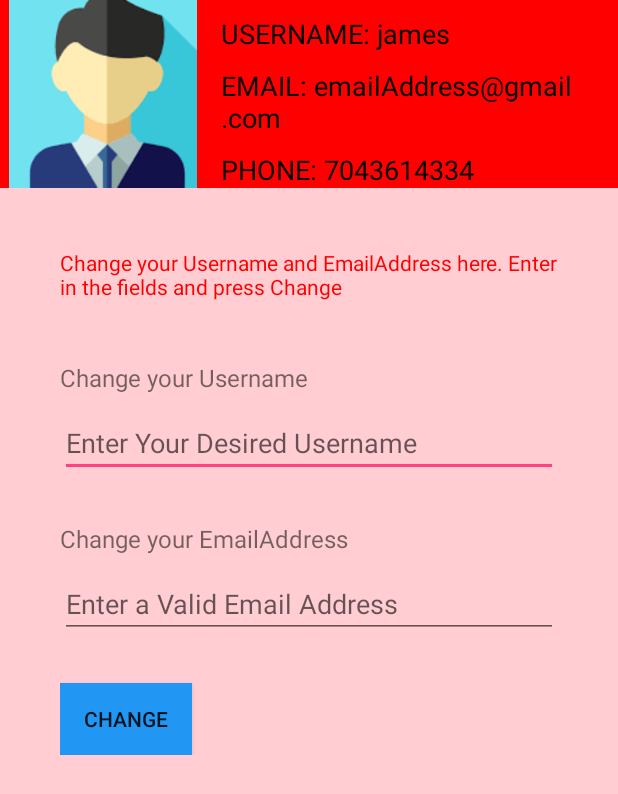
After one commit to gravityvi/HiltonChina, an Android app: the layout fragment_settings.xml on its own in the app's theme, with its tools: preview values and no code run, on a phone screen of 412 x 824 dp. The commit adds this screen. Shown: the top 794 px of the screen. Run offline under Robolectric (Android 15) with nearby library versions, the phone set to English and light mode, and no system bars.

Commit message:
added the user profile fragment and the functionality to change username and Email

```diff
--- a/app/build.gradle
+++ b/app/build.gradle
@@ -43,4 +43,6 @@ dependencies {
 
 
 
+
+
 apply plugin: 'com.google.gms.google-services'
--- a/app/src/main/AndroidManifest.xml
+++ b/app/src/main/AndroidManifest.xml
@@ -11,7 +11,9 @@
         android:roundIcon="@mipmap/ic_launcher_round"
         android:supportsRtl="true"
         android:theme="@style/AppTheme">
-        <activity android:name=".MainActivity"></activity>
+        <activity android:name=".MainActivity">
+
+        </activity>
         <activity android:name=".Home">
             <intent-filter>
                 <action android:name="android.intent.action.MAIN" />
--- /dev/null
+++ b/app/src/main/res/layout/fragment_settings.xml
@@ -0,0 +1,112 @@
+<RelativeLayout xmlns:android="http://schemas.android.com/apk/res/android"
+    xmlns:tools="http://schemas.android.com/tools"
+    android:layout_width="match_parent"
+    android:layout_height="match_parent"
+    tools:context="com.example.ravi.hiltonadmin.SettingsFragment">
+
+   <LinearLayout
+       android:id="@+id/lHeader_Settings"
+       android:background="#ff0000"
+       android:layout_width="match_parent"
+       android:orientation="horizontal"
+       android:layout_height="125dp">
+       <ImageView
+           android:layout_weight="2"
+           android:src="@drawable/user_image"
+           android:layout_width="match_parent"
+           android:layout_height="match_parent" />
+       <LinearLayout
+           android:paddingLeft="10dp"
+           android:paddingBottom="5dp"
+           android:layout_weight="1"
+           android:orientation="vertical"
+           android:layout_width="match_parent"
+           android:layout_height="match_parent">
+
+           <TextView
+               android:id="@+id/tUsername_Settings"
+               android:layout_marginTop="10dp"
+               android:textColor="#000"
+               android:textSize="18dp"
+               android:text="USERNAME: james"
+               android:layout_width="match_parent"
+               android:layout_height="wrap_content" />
+            <TextView
+                android:id="@+id/tEmail_Settings"
+                android:textSize="18dp"
+                android:textColor="#000"
+                android:text="EMAIL: emailAddress@gmail.com "
+                android:layout_marginTop="10dp"
+                android:layout_width="match_parent"
+                android:layout_height="wrap_content" />
+           <TextView
+               android:id="@+id/tPhone_Settings"
+               android:textSize="18dp"
+               android:textColor="#000"
+               android:text="PHONE: 7043614334 "
+               android:layout_marginTop="10dp"
+               android:layout_width="match_parent"
+               android:layout_height="wrap_content" />
+       </LinearLayout>
+
+
+   </LinearLayout>
+<ScrollView
+    android:layout_below="@+id/lHeader_Settings"
+    android:layout_width="match_parent"
+    android:background="#FFCDD2"
+    android:layout_height="match_parent">
+
+    <LinearLayout
+
+        android:padding="40dp"
+
+        android:orientation="vertical"
+        android:layout_below="@+id/lHeader_Settings"
+        android:layout_width="match_parent"
+        android:layout_height="match_parent">
+
+        <TextView
+            android:textColor="#ff00"
+            android:layout_width="match_parent"
+            android:layout_height="wrap_content"
+            android:layout_marginBottom="40dp"
+            android:text="Change your Username and EmailAddress here. Enter in the fields and press Change"/>
+        <TextView
+            android:textSize="16dp"
+            android:text="Change your Username"
+            android:layout_width="match_parent"
+            android:layout_height="wrap_content" />
+        <EditText
+            android:id="@+id/eUsername_Settings"
+            android:layout_marginTop="10dp"
+            android:layout_marginBottom="30dp"
+            android:hint="Enter Your Desired Username"
+            android:layout_width="match_parent"
+            android:layout_height="wrap_content" />
+
+        <TextView
+            android:textSize="16dp"
+            android:text="Change your EmailAddress"
+            android:layout_width="match_parent"
+            android:layout_height="wrap_content" />
+        <EditText
+            android:id="@+id/eEmail_Settings"
+            android:layout_marginTop="10dp"
+            android:layout_marginBottom="30dp"
+            android:hint="Enter a Valid Email Address"
+            android:layout_width="match_parent"
+            android:layout_height="wrap_content" />
+
+
+        <Button
+            android:id="@+id/bChange"
+            android:onClick="Change"
+            android:background="#2196F3"
+            android:layout_width="wrap_content"
+            android:layout_height="wrap_content"
+            android:text="Change"/>
+    </LinearLayout>
+</ScrollView>
+
+</RelativeLayout>
```
Also changed, not shown: app/src/main/java/com/example/ravi/hiltonadmin/Home.java (+5 -6 lines), app/src/main/java/com/example/ravi/hiltonadmin/HomeFragment.java (+23 -8 lines), app/src/main/java/com/example/ravi/hiltonadmin/OrderFragment.java (added, +111 -0 lines), app/src/main/java/com/example/ravi/hiltonadmin/SettingsFragment.java (added, +206 -0 lines), app/src/main/res/layout/fragment_order.xml (added, +17 -0 lines), app/src/main/res/drawable/user_image.png (added).
